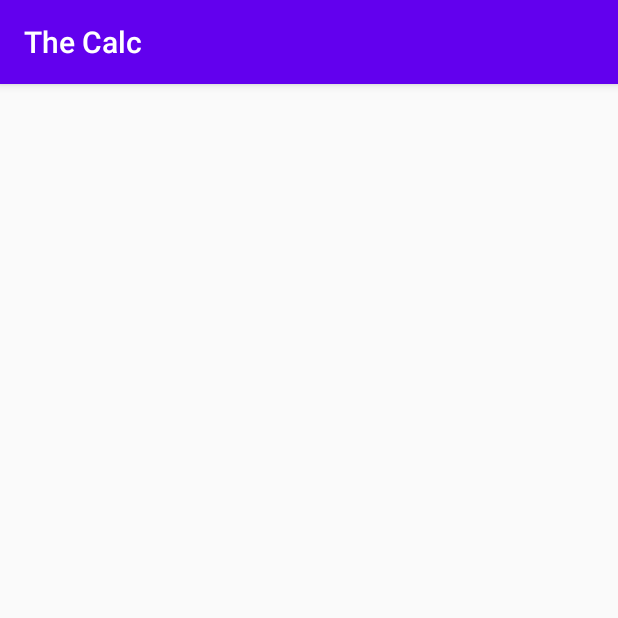
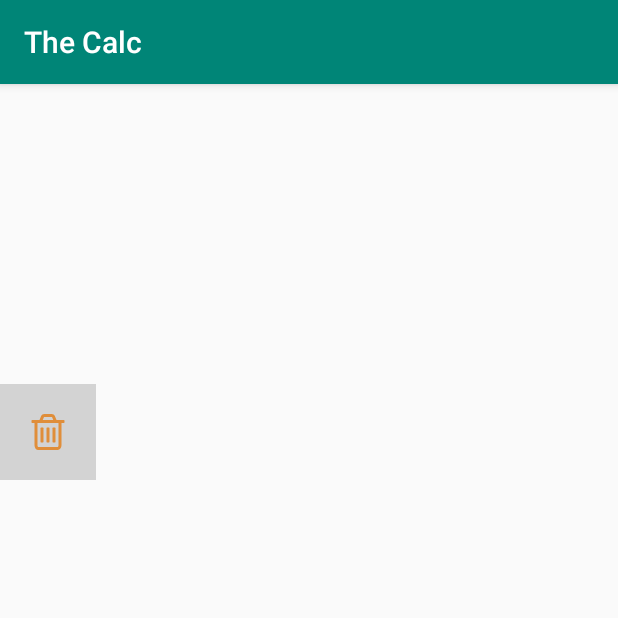
Before and after one commit to SulthanNK/The-Calc, an Android app: the screen it shows after launch (MainActivity), on a phone screen of 412 x 824 dp, the top half of it. Run offline under Robolectric (Android 15) with nearby library versions, the phone set to English and light mode, and no system bars.

Commit message:
Added input view !

```diff
--- /dev/null
+++ b/app/src/main/java/com/sulthan/thecalc/CalculatorInputView.kt
@@ -0,0 +1,52 @@
+package com.sulthan.thecalc
+
+import android.content.Context
+import android.util.AttributeSet
+import android.view.LayoutInflater
+import android.view.View
+import android.widget.RelativeLayout
+import kotlinx.android.synthetic.main.view_calculator_input.view.*
+
+class CalculatorInputView(context: Context, attributeSet: AttributeSet?) : RelativeLayout(context, attributeSet) {
+
+    init {
+        // Inflate Layout
+        LayoutInflater.from(context).inflate(R.layout.view_calculator_input, this, true)
+
+        // Read Attribute Set
+        attributeSet?.run {
+            val typedArray = context.obtainStyledAttributes(attributeSet, R.styleable.CalculatorInputView)
+
+            val textResource = typedArray.getString(R.styleable.CalculatorInputView_item_text)
+            val iconResource = typedArray.getResourceId(R.styleable.CalculatorInputView_item_icon, -1)
+
+            when {
+                iconResource != -1 -> {
+                    input_element_text.visibility = View.GONE
+                    input_element_image.apply {
+                        visibility = View.VISIBLE
+                        setImageResource(iconResource)
+                    }
+                }
+
+                !textResource.isNullOrEmpty() -> {
+                    input_element_image.visibility = View.GONE
+                    input_element_text.apply {
+                        visibility = View.VISIBLE
+                        text = textResource
+                    }
+                }
+
+                else -> {
+                    input_element_image.visibility = View.GONE
+                    input_element_text.visibility = View.GONE
+                }
+            }
+            typedArray.recycle()
+        }
+    }
+
+    override fun setOnClickListener(l: OnClickListener?) {
+        input_element_click.setOnClickListener(l)
+    }
+}
--- a/app/src/main/res/layout/activity_main.xml
+++ b/app/src/main/res/layout/activity_main.xml
@@ -9,10 +9,18 @@
     tools:context=".MainActivity">
 
     <com.sulthan.thecalc.CalculatorOutputView
+        android:id="@+id/output_layout"
         android:layout_width="match_parent"
         android:layout_height="200dp"
         app:layout_constraintEnd_toEndOf="parent"
         app:layout_constraintEnd_toStartOf="parent"
         app:layout_constraintTop_toTopOf="parent"/>
 
+    <com.sulthan.thecalc.CalculatorInputView
+        android:layout_width="64dp"
+        android:layout_height="64dp"
+        app:layout_constraintStart_toStartOf="parent"
+        app:layout_constraintTop_toBottomOf="@+id/output_layout"
+        app:item_icon="@drawable/ic_trash"/>
+
 </androidx.constraintlayout.widget.ConstraintLayout>
--- /dev/null
+++ b/app/src/main/res/layout/view_calculator_input.xml
@@ -0,0 +1,41 @@
+<?xml version="1.0" encoding="utf-8"?>
+<merge
+    xmlns:android="http://schemas.android.com/apk/res/android"
+    xmlns:tools="http://schemas.android.com/tools"
+    android:layout_width="match_parent"
+    android:layout_height="match_parent"
+    tools:parentTag="com.sulthan.thecalc.CalculatorInputView">
+
+    <View
+        android:layout_width="match_parent"
+        android:layout_height="match_parent"
+        android:background="@color/colorTileBackground"/>
+
+    <ImageView
+        android:id="@+id/input_element_image"
+        android:layout_width="@dimen/sizeIcon"
+        android:layout_height="@dimen/sizeIcon"
+        android:layout_centerInParent="true"
+        android:tint="@color/colorImage"
+        tools:ignore="ContentDescription"
+        tools:src="@drawable/ic_trash"/>
+
+    <TextView
+        android:id="@+id/input_element_text"
+        android:layout_width="wrap_content"
+        android:layout_height="wrap_content"
+        android:layout_centerInParent="true"
+        android:textColor="@color/colorText"
+        android:textSize="@dimen/textSizeInputElement"
+        android:textStyle="bold"
+        tools:text="1"/>
+
+    <View
+        android:id="@+id/input_element_click"
+        android:layout_width="match_parent"
+        android:layout_height="match_parent"
+        android:background="?android:selectableItemBackground"
+        android:clickable="true"
+        android:focusable="true"/>
+
+</merge>
--- /dev/null
+++ b/app/src/main/res/values/attributes.xml
@@ -0,0 +1,9 @@
+<?xml version="1.0" encoding="utf-8"?>
+<resources>
+
+    <declare-styleable name="CalculatorInputView">
+        <attr name="item_text" format="string"/>
+        <attr name="item_icon" format="reference"/>
+    </declare-styleable>
+
+</resources>
--- a/app/src/main/res/values/colors.xml
+++ b/app/src/main/res/values/colors.xml
@@ -1,8 +1,14 @@
 <?xml version="1.0" encoding="utf-8"?>
 <resources>
-    <color name="colorPrimary">#6200EE</color>
-    <color name="colorPrimaryDark">#3700B3</color>
-    <color name="colorAccent">#03DAC5</color>
+    <color name="colorPrimary">#008577</color>
+    <color name="colorPrimaryDark">#005748</color>
+    <color name="colorAccent">#E08E3A</color>
+
+    <color name="colorTileBackground">#D3D3D3</color>
+    <color name="colorCalculatorBackground">#FFFFFF</color>
+
     <color name="colorText">#000000</color>
     <color name="colorTextLight">#A0A0A0</color>
+
+    <color name="colorImage">@color/colorAccent</color>
 </resources>
--- a/app/src/main/res/values/dimens.xml
+++ b/app/src/main/res/values/dimens.xml
@@ -1,5 +1,8 @@
 <?xml version="1.0" encoding="utf-8"?>
 <resources>
+    <dimen name="textSizeInputElement">32sp</dimen>
     <dimen name="textSizeCalculationEquation">32sp</dimen>
     <dimen name="textSizeCalculationOutcome">24sp</dimen>
+
+    <dimen name="sizeIcon">24dp</dimen>
 </resources>
```
